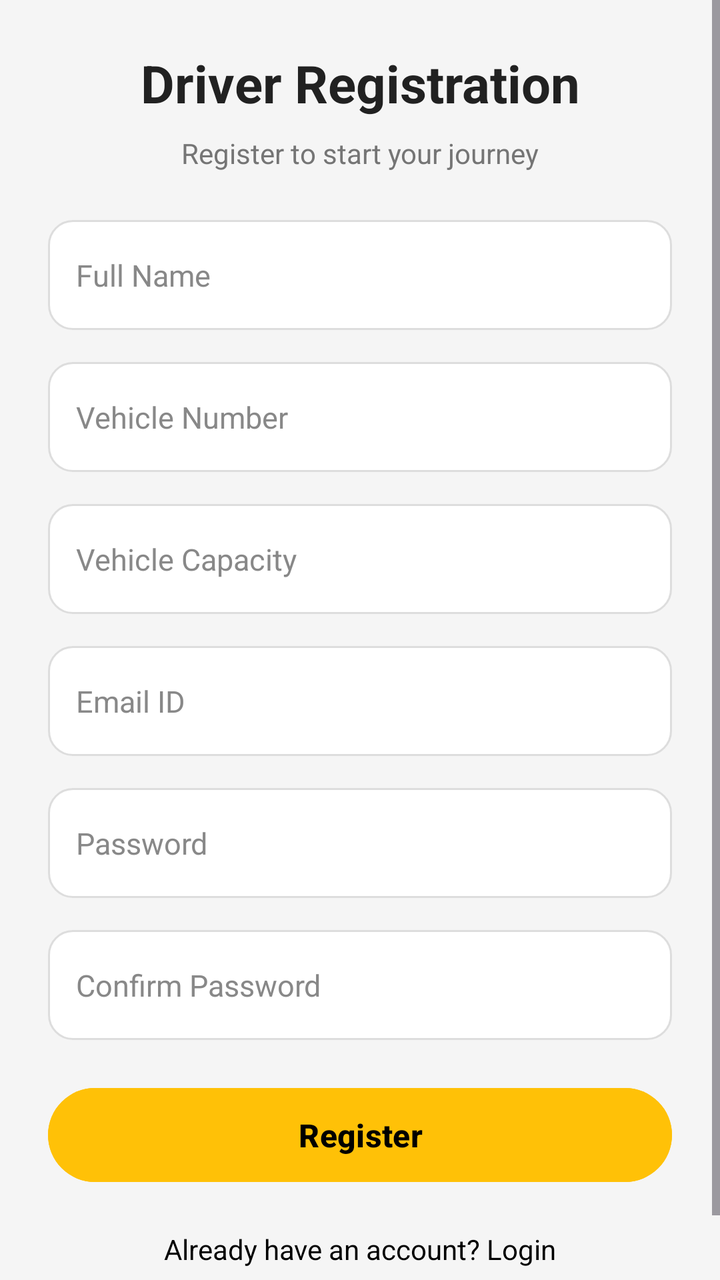
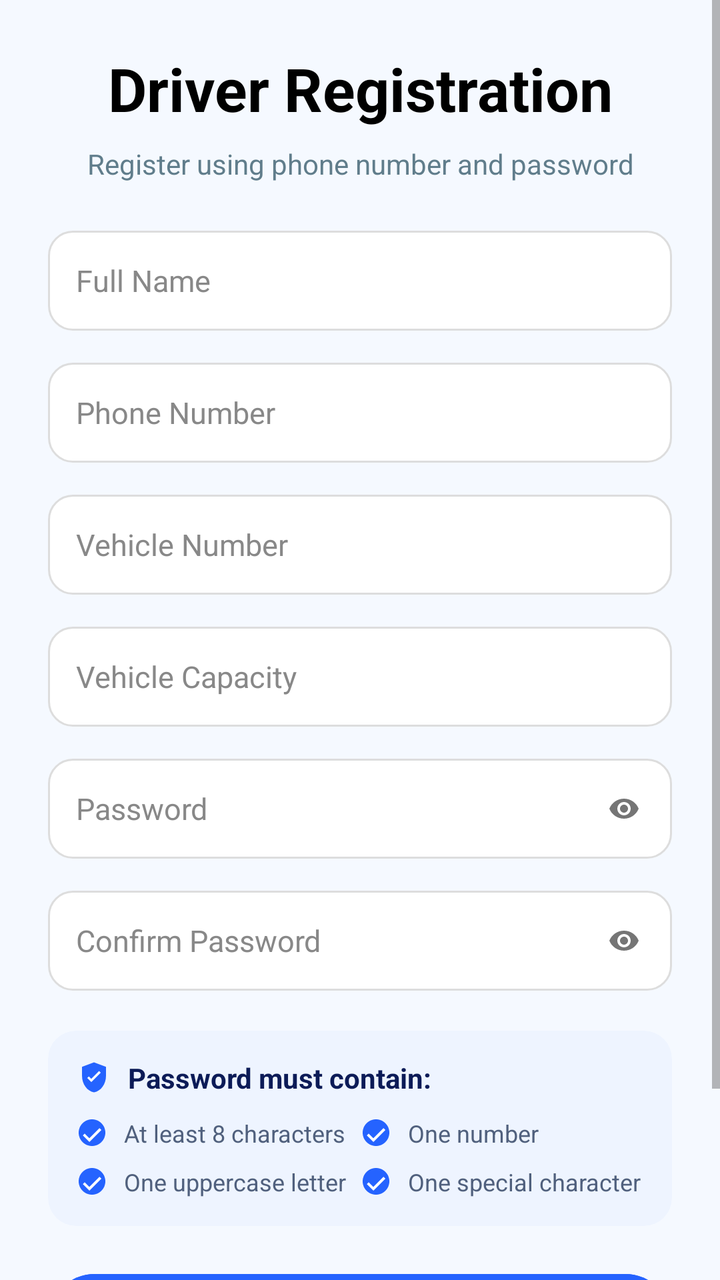

Two renders of the same Android screen: before a commit and after it. Below are the layout's source before the change and the commit's diff.
<!-- AndroidManifest.xml: application theme Theme.GaadiiPakdo -->
<!-- res/layout/activity_driver_register.xml -->
<?xml version="1.0" encoding="utf-8"?>
<ScrollView xmlns:android="http://schemas.android.com/apk/res/android"
    android:layout_width="match_parent"
    android:layout_height="match_parent"
    android:background="#F5F5F5"
    android:fitsSystemWindows="true">

    <LinearLayout
        android:layout_width="match_parent"
        android:layout_height="wrap_content"
        android:orientation="vertical"
        android:paddingStart="24dp"
        android:paddingEnd="24dp"
        android:paddingTop="24dp"
        android:paddingBottom="40dp">

        
        <TextView
            android:layout_width="match_parent"
            android:layout_height="wrap_content"
            android:text="Driver Registration"
            android:textSize="26sp"
            android:textStyle="bold"
            android:textColor="#212121"
            android:gravity="center"
            android:layout_marginBottom="8dp"/>

        
        <TextView
            android:layout_width="match_parent"
            android:layout_height="wrap_content"
            android:text="Register to start your journey"
            android:textSize="14sp"
            android:textColor="#757575"
            android:gravity="center"
            android:layout_marginBottom="24dp"/>

        
        <EditText
            android:id="@+id/etName"
            android:layout_width="match_parent"
            android:layout_height="55dp"
            android:hint="Full Name"
            android:inputType="textPersonName"
            android:background="@drawable/edit_bg"
            android:padding="14dp"
            android:textColor="#000000"
            android:textColorHint="#888888"
            android:textSize="15sp"
            android:layout_marginBottom="16dp"/>

        
        <EditText
            android:id="@+id/etVehicle"
            android:layout_width="match_parent"
            android:layout_height="55dp"
            android:hint="Vehicle Number"
            android:inputType="textCapCharacters"
            android:background="@drawable/edit_bg"
            android:padding="14dp"
            android:textColor="#000000"
            android:textColorHint="#888888"
            android:textSize="15sp"
            android:layout_marginBottom="16dp"/>

        
        <EditText
            android:id="@+id/etcapacity"
            android:layout_width="match_parent"
            android:layout_height="55dp"
            android:hint="Vehicle Capacity"
            android:inputType="textCapCharacters"
            android:background="@drawable/edit_bg"
            android:padding="14dp"
            android:textColor="#000000"
            android:textColorHint="#888888"
            android:textSize="15sp"
            android:layout_marginBottom="16dp"/>

        
        <EditText
            android:id="@+id/etidd"
            android:layout_width="match_parent"
            android:layout_height="55dp"
            android:hint="Email ID"
            android:inputType="textEmailAddress"
            android:background="@drawable/edit_bg"
            android:padding="14dp"
            android:textColor="#000000"
            android:textColorHint="#888888"
            android:textSize="15sp"
            android:layout_marginBottom="16dp"/>

        
        <EditText
            android:id="@+id/etpassworrd"
            android:layout_width="match_parent"
            android:layout_height="55dp"
            android:hint="Password"
            android:inputType="textPassword"
            android:background="@drawable/edit_bg"
            android:padding="14dp"
            android:textColor="#000000"
            android:textColorHint="#888888"
            android:textSize="15sp"
            android:layout_marginBottom="16dp"/>

        
        <EditText
            android:id="@+id/etconforrmmPassword"
            android:layout_width="match_parent"
            android:layout_height="55dp"
            android:hint="Confirm Password"
            android:inputType="textPassword"
            android:background="@drawable/edit_bg"
            android:padding="14dp"
            android:textColor="#000000"
            android:textColorHint="#888888"
            android:textSize="15sp"
            android:layout_marginBottom="20dp"/>

        
        <Button
            android:id="@+id/btnRegister"
            android:layout_width="match_parent"
            android:layout_height="55dp"
            android:text="Register"
            android:textColor="#000000"
            android:textStyle="bold"
            android:textSize="16sp"
            android:backgroundTint="#FFC107"
            android:layout_marginBottom="20dp"/>

        
        <TextView
            android:id="@+id/tvLogin"
            android:layout_width="match_parent"
            android:layout_height="wrap_content"
            android:text="Already have an account? Login"
            android:textColor="#000000"
            android:textSize="14sp"
            android:gravity="center"/>

    </LinearLayout>

</ScrollView>
<!-- resources referenced by this layout -->
<resources>
  <!-- drawable edit_bg (drawable) -->
  <?xml version="1.0" encoding="utf-8"?>
  <shape xmlns:android="http://schemas.android.com/apk/res/android">
  
      
      <solid android:color="#FFFFFF"/>
  
      
      <corners android:radius="12dp"/>
  
      
      <stroke
          android:width="1dp"
          android:color="#DDDDDD"/>
  
      
      <padding
          android:left="12dp"
          android:right="12dp"
          android:top="10dp"
          android:bottom="10dp"/>
  
  </shape>
  <style name="Theme.GaadiiPakdo" parent="Base.Theme.GaadiiPakdo" />
  <style name="Base.Theme.GaadiiPakdo" parent="Theme.Material3.DayNight.NoActionBar">
  
          
          <item name="android:statusBarColor">#F5F7FA</item>
  
          
          <item name="android:windowFullscreen">false</item>
  
          
          <item name="android:windowDrawsSystemBarBackgrounds">true</item>
  
      </style>
</resources>

<!-- the commit's change to res/layout/activity_driver_register.xml (unified diff, before → after) -->
@@ -1,146 +1,385 @@
 <?xml version="1.0" encoding="utf-8"?>
-<ScrollView xmlns:android="http://schemas.android.com/apk/res/android"
+<androidx.constraintlayout.widget.ConstraintLayout
+    xmlns:android="http://schemas.android.com/apk/res/android"
+    xmlns:app="http://schemas.android.com/apk/res-auto"
     android:layout_width="match_parent"
     android:layout_height="match_parent"
-    android:background="#F5F5F5"
+    android:background="#F5F9FF"
     android:fitsSystemWindows="true">
 
-    <LinearLayout
+    <ScrollView
         android:layout_width="match_parent"
-        android:layout_height="wrap_content"
-        android:orientation="vertical"
-        android:paddingStart="24dp"
-        android:paddingEnd="24dp"
-        android:paddingTop="24dp"
-        android:paddingBottom="40dp">
-
-        
-        <TextView
+        android:layout_height="match_parent"
+        android:fillViewport="true">
+
+        <LinearLayout
             android:layout_width="match_parent"
             android:layout_height="wrap_content"
-            android:text="Driver Registration"
-            android:textSize="26sp"
-            android:textStyle="bold"
-            android:textColor="#212121"
-            android:gravity="center"
-            android:layout_marginBottom="8dp"/>
+            android:orientation="vertical"
+            android:focusable="true"
+            android:focusableInTouchMode="true"
+            android:paddingStart="24dp"
+            android:paddingEnd="24dp"
+            android:paddingTop="24dp"
+            android:paddingBottom="24dp">
+
+            
+            
+            
+
+            <TextView
+                android:layout_width="match_parent"
+                android:layout_height="wrap_content"
+                android:text="Driver Registration"
+                android:textSize="30sp"
+                android:textStyle="bold"
+                android:textColor="#000000"
+                android:gravity="center"
+                android:layout_marginBottom="8dp" />
+
+            
+            
+            
+
+            <TextView
+                android:layout_width="match_parent"
+                android:layout_height="wrap_content"
+                android:text="Register using phone number and password"
+                android:textSize="14sp"
+                android:textColor="#607D8B"
+                android:gravity="center"
+                android:layout_marginBottom="24dp" />
+
+            
+            
+            
+
+            <EditText
+                android:id="@+id/etName"
+                android:layout_width="match_parent"
+                android:layout_height="50dp"
+                android:hint="Full Name"
+                android:inputType="textPersonName"
+                android:background="@drawable/edit_bg"
+                android:padding="14dp"
+                android:textColor="#000000"
+                android:textColorHint="#888888"
+                android:textSize="15sp"
+                android:layout_marginBottom="16dp" />
+
+            
+            
+            
+
+            <EditText
+                android:id="@+id/driverPhone"
+                android:layout_width="match_parent"
+                android:layout_height="50dp"
+                android:hint="Phone Number"
+                android:inputType="phone"
+                android:maxLength="10"
+                android:background="@drawable/edit_bg"
+                android:padding="14dp"
+                android:textColor="#000000"
+                android:textColorHint="#888888"
+                android:textSize="15sp"
+                android:layout_marginBottom="16dp" />
+
+            
+            
+            
+
+            <EditText
+                android:id="@+id/etVehicle"
+                android:layout_width="match_parent"
+                android:layout_height="50dp"
+                android:hint="Vehicle Number"
+                android:inputType="textCapCharacters"
+                android:background="@drawable/edit_bg"
+                android:padding="14dp"
+                android:textColor="#000000"
+                android:textColorHint="#888888"
+                android:textSize="15sp"
+                android:layout_marginBottom="16dp" />
+
+            
+            
+            
+
+            <EditText
+                android:id="@+id/etcapacity"
+                android:layout_width="match_parent"
+                android:layout_height="50dp"
+                android:hint="Vehicle Capacity"
+                android:inputType="number"
+                android:background="@drawable/edit_bg"
+                android:padding="14dp"
+                android:textColor="#000000"
+                android:textColorHint="#888888"
+                android:textSize="15sp"
+                android:layout_marginBottom="16dp" />
+
+            
+            
+            
+
+            <RelativeLayout
+                android:layout_width="match_parent"
+                android:layout_height="50dp"
+                android:layout_marginBottom="16dp">
+
+                <EditText
+                    android:id="@+id/etpassworrd"
+                    android:layout_width="match_parent"
+                    android:layout_height="match_parent"
+                    android:hint="Password"
+                    android:inputType="textPassword"
+                    android:background="@drawable/edit_bg"
+                    android:paddingStart="14dp"
+                    android:paddingEnd="50dp"
+                    android:textColor="#000000"
+                    android:textColorHint="#888888"
+                    android:textSize="15sp"/>
+
+                <ImageView
+                    android:id="@+id/passwordToggle"
+                    android:layout_width="20dp"
+                    android:layout_height="20dp"
+                    android:layout_alignParentEnd="true"
+                    android:layout_centerVertical="true"
+                    android:layout_marginEnd="14dp"
+                    android:padding="2dp"
+                    android:src="@drawable/ic_visibility"
+                    />
+
+            </RelativeLayout>
+
+            
+            
+            
+
+            <RelativeLayout
+                android:layout_width="match_parent"
+                android:layout_height="50dp"
+                android:layout_marginBottom="20dp">
+
+                <EditText
+                    android:id="@+id/etconforrmmPassword"
+                    android:layout_width="match_parent"
+                    android:layout_height="match_parent"
+                    android:hint="Confirm Password"
+                    android:inputType="textPassword"
+                    android:background="@drawable/edit_bg"
+                    android:paddingStart="14dp"
+                    android:paddingEnd="50dp"
+                    android:textColor="#000000"
+                    android:textColorHint="#888888"
+                    android:textSize="15sp"/>
+
+                <ImageView
+                    android:id="@+id/confirmPasswordToggle"
+                    android:layout_width="20dp"
+                    android:layout_height="20dp"
+                    android:layout_alignParentEnd="true"
+                    android:layout_centerVertical="true"
+                    android:layout_marginEnd="14dp"
+                    android:padding="2dp"
+                    android:src="@drawable/ic_visibility"
+                    />
+
+            </RelativeLayout>
+
+            
+            
+            
+
+            <androidx.cardview.widget.CardView
+                android:layout_width="match_parent"
+                android:layout_height="wrap_content"
+                android:layout_marginBottom="20dp"
+                app:cardBackgroundColor="#EEF4FF"
+                app:cardCornerRadius="14dp"
+                app:cardElevation="0dp">
+
+                <LinearLayout
+                    android:layout_width="match_parent"
+                    android:layout_height="wrap_content"
+                    android:orientation="vertical"
+                    android:padding="14dp">
+
+                    <LinearLayout
+                        android:layout_width="wrap_content"
+                        android:layout_height="wrap_content"
+                        android:gravity="center_vertical">
+
+                        <ImageView
+                            android:layout_width="18dp"
+                            android:layout_height="18dp"
+                            android:src="@drawable/ic_shield_login"/>
+
+                        <TextView
+                            android:layout_width="wrap_content"
+                            android:layout_height="wrap_content"
+                            android:layout_marginStart="8dp"
+                            android:text="Password must contain:"
+                            android:textStyle="bold"
+                            android:textColor="#0C1B57"
+                            android:textSize="14sp"/>
+
+                    </LinearLayout>
+
+                    <LinearLayout
+                        android:layout_width="match_parent"
+                        android:layout_height="wrap_content"
+                        android:layout_marginTop="10dp"
+                        android:orientation="horizontal">
+
+                        
+
+                        <LinearLayout
+                            android:layout_width="0dp"
+                            android:layout_height="wrap_content"
+                            android:layout_weight="1"
+                            android:orientation="vertical">
+
+                            <LinearLayout
+                                android:layout_width="wrap_content"
+                                android:layout_height="wrap_content"
+                                android:gravity="center_vertical">
+
+                                <ImageView
+                                    android:id="@+id/registerRuleLength"
+                                    android:layout_width="16dp"
+                                    android:layout_height="16dp"
+                                    android:src="@drawable/ic_check_circle_blue"/>
+
+                                <TextView
+                                    android:layout_width="wrap_content"
+                                    android:layout_height="wrap_content"
+                                    android:layout_marginStart="8dp"
+                                    android:text="At least 8 characters"
+                                    android:textColor="#50607D"
+                                    android:textSize="12sp"/>
+
+                            </LinearLayout>
+
+                            <LinearLayout
+                                android:layout_width="wrap_content"
+                                android:layout_height="wrap_content"
+                                android:layout_marginTop="8dp"
+                                android:gravity="center_vertical">
+
+                                <ImageView
+                                    android:id="@+id/registerRuleUppercase"
+                                    android:layout_width="16dp"
+                                    android:layout_height="16dp"
+                                    android:src="@drawable/ic_check_circle_blue"/>
+
+                                <TextView
+                                    android:layout_width="wrap_content"
+                                    android:layout_height="wrap_content"
+                                    android:layout_marginStart="8dp"
+                                    android:text="One uppercase letter"
+                                    android:textColor="#50607D"
+                                    android:textSize="12sp"/>
+
+                            </LinearLayout>
+
+                        </LinearLayout>
+
+                        
+
+                        <LinearLayout
+                            android:layout_width="0dp"
+                            android:layout_height="wrap_content"
+                            android:layout_weight="1"
+                            android:orientation="vertical">
+
+                            <LinearLayout
+                                android:layout_width="wrap_content"
+                                android:layout_height="wrap_content"
+                                android:gravity="center_vertical">
+
+                                <ImageView
+                                    android:id="@+id/registerRuleNumber"
+                                    android:layout_width="16dp"
+                                    android:layout_height="16dp"
+                                    android:src="@drawable/ic_check_circle_blue"/>
+
+                                <TextView
+                                    android:layout_width="wrap_content"
+                                    android:layout_height="wrap_content"
+                                    android:layout_marginStart="8dp"
+                                    android:text="One number"
+                                    android:textColor="#50607D"
+                                    android:textSize="12sp"/>
+
+                            </LinearLayout>
+
+                            <LinearLayout
+                                android:layout_width="wrap_content"
+                                android:layout_height="wrap_content"
+                                android:layout_marginTop="8dp"
+                                android:gravity="center_vertical">
+
+                                <ImageView
+                                    android:id="@+id/registerRuleSpecial"
+                                    android:layout_width="16dp"
+                                    android:layout_height="16dp"
+                                    android:src="@drawable/ic_check_circle_blue"/>
+
+                                <TextView
+                                    android:layout_width="wrap_content"
+                                    android:layout_height="wrap_content"
+                                    android:layout_marginStart="8dp"
+                                    android:text="One special character"
+                                    android:textColor="#50607D"
+                                    android:textSize="12sp"/>
+
+                            </LinearLayout>
+
+                        </LinearLayout>
+
+                    </LinearLayout>
+
+                </LinearLayout>
+
+            </androidx.cardview.widget.CardView>
+
+
+            
+            
+            
+
+            <Button
+                android:id="@+id/btnRegister"
+                android:layout_width="match_parent"
+                android:layout_height="55dp"
+                android:text="Register"
+                android:textColor="#FFFFFF"
+                android:textStyle="bold"
+                android:textSize="18sp"
+                android:backgroundTint="#2563FF"
+                android:layout_marginBottom="20dp" />
+
+            
+            
+            
+
+            <TextView
+                android:id="@+id/tvLogin"
+                android:layout_width="match_parent"
+                android:layout_height="wrap_content"
+                android:gravity="center"
+                android:textSize="15sp"
+                android:textColor="#6B7280"
+                android:textStyle="normal"
+                android:text="Already have an account?"/>
 
         
-        <TextView
-            android:layout_width="match_parent"
-            android:layout_height="wrap_content"
-            android:text="Register to start your journey"
-            android:textSize="14sp"
-            android:textColor="#757575"
-            android:gravity="center"
-            android:layout_marginBottom="24dp"/>
-
-        
-        <EditText
-            android:id="@+id/etName"
-            android:layout_width="match_parent"
-            android:layout_height="55dp"
-            android:hint="Full Name"
-            android:inputType="textPersonName"
-            android:background="@drawable/edit_bg"
-            android:padding="14dp"
-            android:textColor="#000000"
-            android:textColorHint="#888888"
-            android:textSize="15sp"
-            android:layout_marginBottom="16dp"/>
-
-        
-        <EditText
-            android:id="@+id/etVehicle"
-            android:layout_width="match_parent"
-            android:layout_height="55dp"
-            android:hint="Vehicle Number"
-            android:inputType="textCapCharacters"
-            android:background="@drawable/edit_bg"
-            android:padding="14dp"
-            android:textColor="#000000"
-            android:textColorHint="#888888"
-            android:textSize="15sp"
-            android:layout_marginBottom="16dp"/>
-
-        
-        <EditText
-            android:id="@+id/etcapacity"
-            android:layout_width="match_parent"
-            android:layout_height="55dp"
-            android:hint="Vehicle Capacity"
-            android:inputType="textCapCharacters"
-            android:background="@drawable/edit_bg"
-            android:padding="14dp"
-            android:textColor="#000000"
-            android:textColorHint="#888888"
-            android:textSize="15sp"
-            android:layout_marginBottom="16dp"/>
-
-        
-        <EditText
-            android:id="@+id/etidd"
-            android:layout_width="match_parent"
-            android:layout_height="55dp"
-            android:hint="Email ID"
-            android:inputType="textEmailAddress"
-            android:background="@drawable/edit_bg"
-            android:padding="14dp"
-            android:textColor="#000000"
-            android:textColorHint="#888888"
-            android:textSize="15sp"
-            android:layout_marginBottom="16dp"/>
-
-        
-        <EditText
-            android:id="@+id/etpassworrd"
-            android:layout_width="match_parent"
-            android:layout_height="55dp"
-            android:hint="Password"
-            android:inputType="textPassword"
-            android:background="@drawable/edit_bg"
-            android:padding="14dp"
-            android:textColor="#000000"
-            android:textColorHint="#888888"
-            android:textSize="15sp"
-            android:layout_marginBottom="16dp"/>
-
-        
-        <EditText
-            android:id="@+id/etconforrmmPassword"
-            android:layout_width="match_parent"
-            android:layout_height="55dp"
-            android:hint="Confirm Password"
-            android:inputType="textPassword"
-            android:background="@drawable/edit_bg"
-            android:padding="14dp"
-            android:textColor="#000000"
-            android:textColorHint="#888888"
-            android:textSize="15sp"
-            android:layout_marginBottom="20dp"/>
-
-        
-        <Button
-            android:id="@+id/btnRegister"
-            android:layout_width="match_parent"
-            android:layout_height="55dp"
-            android:text="Register"
-            android:textColor="#000000"
-            android:textStyle="bold"
-            android:textSize="16sp"
-            android:backgroundTint="#FFC107"
-            android:layout_marginBottom="20dp"/>
-
-        
-        <TextView
-            android:id="@+id/tvLogin"
-            android:layout_width="match_parent"
-            android:layout_height="wrap_content"
-            android:text="Already have an account? Login"
-            android:textColor="#000000"
-            android:textSize="14sp"
-            android:gravity="center"/>
 
     </LinearLayout>
 
-</ScrollView>
+    </ScrollView>
+
+</androidx.constraintlayout.widget.ConstraintLayout>
<!-- resource entries referenced after the edit -->
@@ -23,17 +23,100 @@
           android:bottom="10dp"/>
   
   </shape>
+  <!-- drawable ic_check_circle_blue (drawable) -->
+  <vector xmlns:android="http://schemas.android.com/apk/res/android"
+      android:width="18dp"
+      android:height="18dp"
+      android:viewportWidth="24"
+      android:viewportHeight="24">
+  
+      
+      <path
+          android:fillColor="#2563FF"
+          android:pathData="M12,2C6.48,2 2,6.48 2,12s4.48,10 10,10 10,-4.48 10,-10S17.52,2 12,2z"/>
+  
+      
+      <path
+          android:fillColor="#FFFFFF"
+          android:pathData="M10,16.2L6.5,12.7 5.1,14.1 10,19 19,10 17.6,8.6z"/>
+  
+  </vector>
+  <!-- drawable ic_shield_login (drawable) -->
+  <vector xmlns:android="http://schemas.android.com/apk/res/android"
+      android:width="24dp"
+      android:height="24dp"
+      android:viewportWidth="24"
+      android:viewportHeight="24">
+  
+      <path
+          android:fillColor="#2563FF"
+          android:pathData="M12,2L4,5V11C4,16.5 7.4,21.2 12,22C16.6,21.2 20,16.5 20,11V5L12,2Z"/>
+  
+      <path
+          android:fillColor="#FFFFFF"
+          android:pathData="M10.2,15.2L7.5,12.5L8.6,11.4L10.2,13L15.4,7.8L16.5,8.9Z"/>
+  
+  </vector>
+  <!-- drawable ic_visibility (drawable) -->
+  <vector xmlns:android="http://schemas.android.com/apk/res/android"
+      android:width="18dp"
+      android:height="18dp"
+      android:viewportWidth="24"
+      android:viewportHeight="24">
+  
+      <path
+          android:fillColor="#757575"
+          android:pathData="M12,4.5C7,4.5 2.73,7.61 1,12c1.73,4.39 6,7.5 11,7.5s9.27,-3.11 11,-7.5C21.27,7.61 17,4.5 12,4.5zM12,17c-2.76,0 -5,-2.24 -5,-5s2.24,-5 5,-5 5,2.24 5,5 -2.24,5 -5,5z"/>
+  
+      <path
+          android:fillColor="#757575"
+          android:pathData="M12,9c-1.66,0 -3,1.34 -3,3s1.34,3 3,3 3,-1.34 3,-3 -1.34,-3 -3,-3z"/>
+  
+  </vector>
   <style name="Theme.GaadiiPakdo" parent="Base.Theme.GaadiiPakdo" />
-  <style name="Base.Theme.GaadiiPakdo" parent="Theme.Material3.DayNight.NoActionBar">
+  <style name="Base.Theme.GaadiiPakdo" parent="Theme.Material3.Light.NoActionBar">
   
           
-          <item name="android:statusBarColor">#F5F7FA</item>
+          <item name="android:statusBarColor">@color/bg_main</item>
+          <item name="android:windowLightStatusBar">true</item>
+  
+          
+          <item name="android:navigationBarColor">@color/card_bg</item>
+          <item name="android:windowLightNavigationBar">true</item>
   
           
           <item name="android:windowFullscreen">false</item>
+          <item name="android:windowDrawsSystemBarBackgrounds">true</item>
+          <item name="android:windowContentTransitions">true</item>
   
           
-          <item name="android:windowDrawsSystemBarBackgrounds">true</item>
+          <item name="colorPrimary">@color/primary_orange</item>
+          <item name="colorPrimaryContainer">@color/primary_orange_light</item>
+  
+          <item name="colorSecondary">@color/primary_orange</item>
+          <item name="colorSecondaryContainer">@color/primary_orange_light</item>
+  
+          
+          <item name="colorSurface">@color/card_bg</item>
+  
+          
+          <item name="android:textColorPrimary">@color/text_dark</item>
+          <item name="android:textColorSecondary">@color/text_secondary</item>
+  
+          
+          <item name="materialCardViewStyle">@style/AppMaterialCard</item>
+  
+      </style>
+  <color name="bg_main">#F5F9FF</color>
+  <color name="card_bg">#FFFFFF</color>
+  <color name="primary_orange">#FF7A00</color>
+  <color name="primary_orange_light">#FFF2E5</color>
+  <color name="text_dark">#212121</color>
+  <color name="text_secondary">#757575</color>
+  <style name="AppMaterialCard" parent="Widget.Material3.CardView.Elevated">
+  
+          <item name="cardCornerRadius">24dp</item>
+          <item name="cardElevation">8dp</item>
   
       </style>
 </resources>
